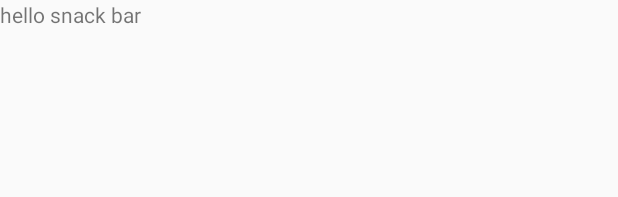
After one commit to cseyhsu/lianxi, an Android app: the layout layout_snackbar.xml on its own in the app's theme, with its tools: preview values and no code run, on a phone screen of 412 x 824 dp. The commit adds this screen. Shown: the top 197 px of the screen. Run offline under Robolectric (Android 15) with nearby library versions, the phone set to English and light mode, and no system bars.

Commit message:
增加TSnackbar顶部snackbar

```diff
--- a/app/build.gradle
+++ b/app/build.gradle
@@ -35,4 +35,5 @@ dependencies {
     // 爆炸效果的浮动按钮
     implementation 'com.nightonke:boommenu:2.1.1'
     implementation 'com.github.stfalcon:chatkit:0.2.2'
+    implementation 'com.androidadvance:topsnackbar:1.1.1'
 }
--- /dev/null
+++ b/app/src/main/res/layout/layout_snackbar.xml
@@ -0,0 +1,12 @@
+<?xml version="1.0" encoding="utf-8"?>
+<LinearLayout xmlns:android="http://schemas.android.com/apk/res/android"
+    android:orientation="horizontal"
+    android:layout_width="match_parent"
+    android:layout_height="match_parent">
+
+    <TextView
+        android:layout_width="match_parent"
+        android:layout_height="wrap_content"
+        android:text="hello snack bar"
+        />
+</LinearLayout>
```
Also changed, not shown: app/src/main/java/com/example/www/lianx/MainActivity.java (+27 -0 lines), app/src/main/res/layout/activity_main.xml (+14 -1 lines).
